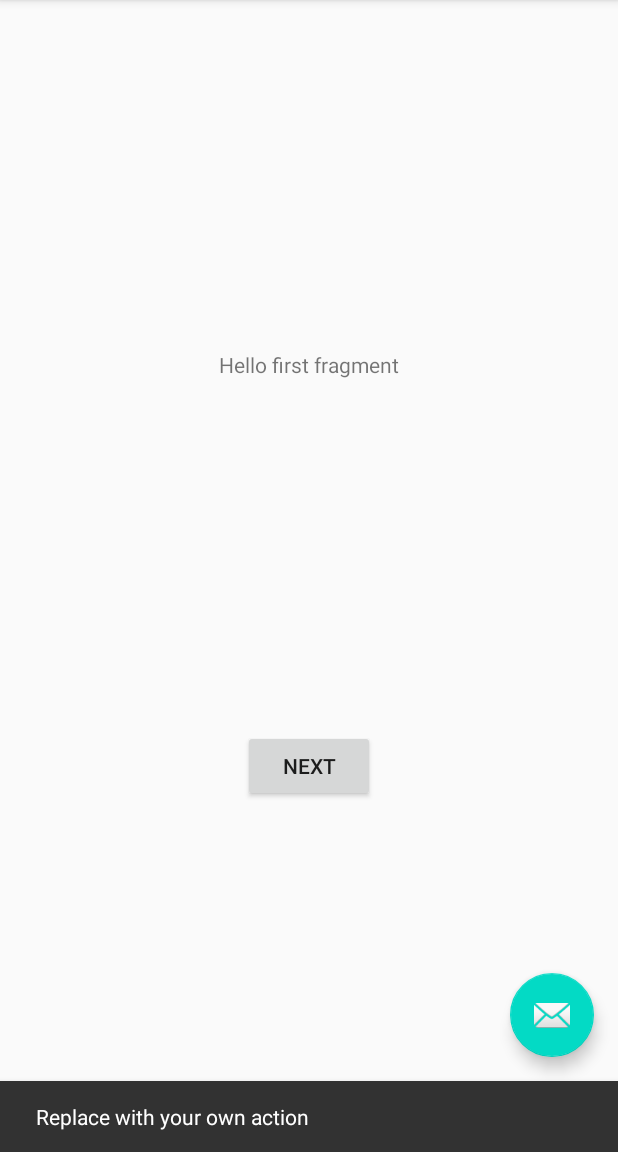
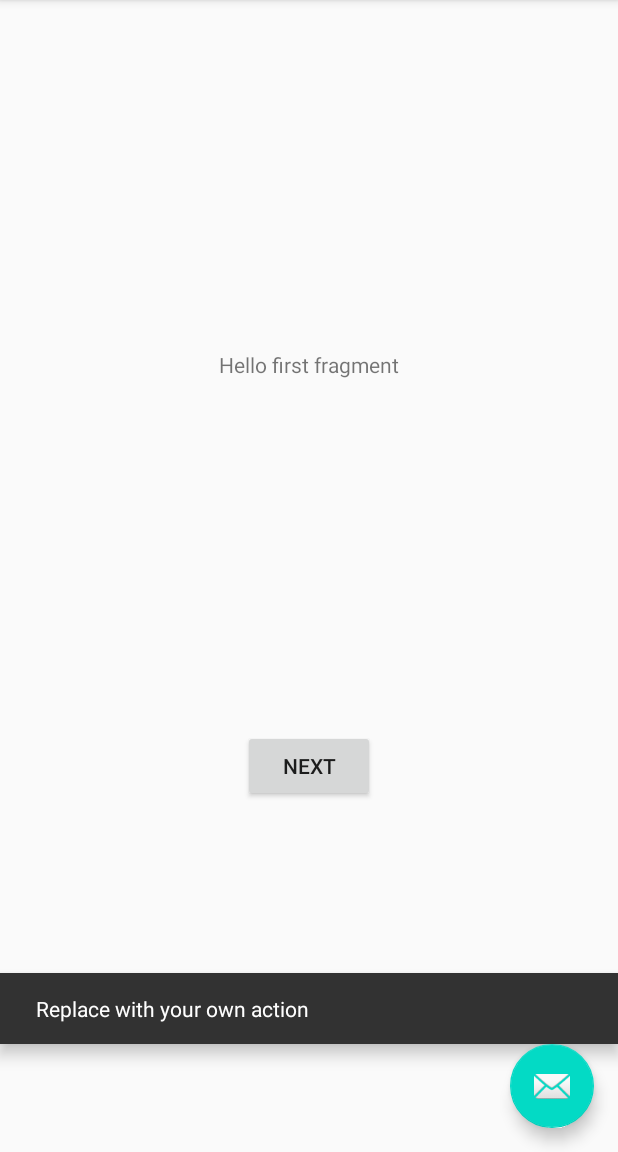
Before and after one commit to rmakiyama/android-theme-study, an Android app: the screen it shows after launch (MainActivity), after a tap on an icon or button, on a phone screen of 412 x 824 dp, the part 84-1236 px from its top. Run offline under Robolectric (Android 15) with nearby library versions, the phone set to English and light mode, and no system bars; our stand-ins replace data binding.

Commit message:
set up project

```diff
--- a/app/src/main/java/com/rmakiyama/androidthemestudy/MainActivity.kt
+++ b/app/src/main/java/com/rmakiyama/androidthemestudy/MainActivity.kt
@@ -1,36 +1,36 @@
 package com.rmakiyama.androidthemestudy
 
 import android.os.Bundle
-import com.google.android.material.snackbar.Snackbar
-import androidx.appcompat.app.AppCompatActivity
 import android.view.Menu
 import android.view.MenuItem
-
-import kotlinx.android.synthetic.main.activity_main.*
+import androidx.appcompat.app.AppCompatActivity
+import androidx.databinding.DataBindingUtil
+import com.google.android.material.snackbar.Snackbar
+import com.rmakiyama.androidthemestudy.databinding.ActivityMainBinding
 
 class MainActivity : AppCompatActivity() {
 
+    private val binding: ActivityMainBinding by lazy {
+        DataBindingUtil.setContentView<ActivityMainBinding>(this, R.layout.activity_main)
+    }
+
     override fun onCreate(savedInstanceState: Bundle?) {
         super.onCreate(savedInstanceState)
-        setContentView(R.layout.activity_main)
-        setSupportActionBar(toolbar)
+        setSupportActionBar(binding.toolbar)
 
-        fab.setOnClickListener { view ->
+        binding.fab.setOnClickListener { view ->
             Snackbar.make(view, "Replace with your own action", Snackbar.LENGTH_LONG)
+                    .setAnchorView(view)
                     .setAction("Action", null).show()
         }
     }
 
     override fun onCreateOptionsMenu(menu: Menu): Boolean {
-        // Inflate the menu; this adds items to the action bar if it is present.
         menuInflater.inflate(R.menu.menu_main, menu)
         return true
     }
 
     override fun onOptionsItemSelected(item: MenuItem): Boolean {
-        // Handle action bar item clicks here. The action bar will
-        // automatically handle clicks on the Home/Up button, so long
-        // as you specify a parent activity in AndroidManifest.xml.
         return when (item.itemId) {
             R.id.action_settings -> true
             else -> super.onOptionsItemSelected(item)
--- a/app/src/main/res/layout/activity_main.xml
+++ b/app/src/main/res/layout/activity_main.xml
@@ -1,11 +1,12 @@
 <?xml version="1.0" encoding="utf-8"?>
-<androidx.coordinatorlayout.widget.CoordinatorLayout
-    xmlns:android="http://schemas.android.com/apk/res/android"
+<layout xmlns:android="http://schemas.android.com/apk/res/android"
     xmlns:app="http://schemas.android.com/apk/res-auto"
     xmlns:tools="http://schemas.android.com/tools"
+    tools:context=".MainActivity">
+
+    <androidx.coordinatorlayout.widget.CoordinatorLayout
         android:layout_width="match_parent"
-    android:layout_height="match_parent"
-    tools:context=".MainActivity">
+        android:layout_height="match_parent">
 
         <com.google.android.material.appbar.AppBarLayout
             android:layout_width="match_parent"
@@ -17,11 +18,27 @@
                 android:layout_width="match_parent"
                 android:layout_height="?attr/actionBarSize"
                 android:background="?attr/colorPrimary"
-            app:popupTheme="@style/AppTheme.PopupOverlay"/>
+                app:popupTheme="@style/AppTheme.PopupOverlay" />
 
         </com.google.android.material.appbar.AppBarLayout>
 
-    <include layout="@layout/content_main"/>
+        <androidx.constraintlayout.widget.ConstraintLayout
+            android:layout_width="match_parent"
+            android:layout_height="match_parent"
+            app:layout_behavior="@string/appbar_scrolling_view_behavior">
+
+            <fragment
+                android:id="@+id/nav_host_fragment"
+                android:name="androidx.navigation.fragment.NavHostFragment"
+                android:layout_width="0dp"
+                android:layout_height="0dp"
+                app:defaultNavHost="true"
+                app:layout_constraintBottom_toBottomOf="parent"
+                app:layout_constraintLeft_toLeftOf="parent"
+                app:layout_constraintRight_toRightOf="parent"
+                app:layout_constraintTop_toTopOf="parent"
+                app:navGraph="@navigation/nav_graph" />
+        </androidx.constraintlayout.widget.ConstraintLayout>
 
         <com.google.android.material.floatingactionbutton.FloatingActionButton
             android:id="@+id/fab"
@@ -29,6 +46,7 @@
             android:layout_height="wrap_content"
             android:layout_gravity="bottom|end"
             android:layout_margin="@dimen/fab_margin"
-        app:srcCompat="@android:drawable/ic_dialog_email"/>
+            app:srcCompat="@android:drawable/ic_dialog_email" />
 
     </androidx.coordinatorlayout.widget.CoordinatorLayout>
+</layout>
--- a/app/src/main/res/layout/content_main.xml
+++ /dev/null
@@ -1,20 +0,0 @@
-<?xml version="1.0" encoding="utf-8"?>
-<androidx.constraintlayout.widget.ConstraintLayout
-    xmlns:android="http://schemas.android.com/apk/res/android"
-    xmlns:app="http://schemas.android.com/apk/res-auto"
-    android:layout_width="match_parent"
-    android:layout_height="match_parent"
-    app:layout_behavior="@string/appbar_scrolling_view_behavior">
-
-    <fragment
-        android:id="@+id/nav_host_fragment"
-        android:name="androidx.navigation.fragment.NavHostFragment"
-        android:layout_width="0dp"
-        android:layout_height="0dp"
-        app:defaultNavHost="true"
-        app:layout_constraintBottom_toBottomOf="parent"
-        app:layout_constraintLeft_toLeftOf="parent"
-        app:layout_constraintRight_toRightOf="parent"
-        app:layout_constraintTop_toTopOf="parent"
-        app:navGraph="@navigation/nav_graph"/>
-</androidx.constraintlayout.widget.ConstraintLayout>
--- a/build.gradle
+++ b/build.gradle
@@ -1,5 +1,3 @@
-// Top-level build file where you can add configuration options common to all sub-projects/modules.
-
 buildscript {
     ext.kotlin_version = '1.3.60-eap-25'
     repositories {
@@ -11,9 +9,6 @@ buildscript {
         classpath 'com.android.tools.build:gradle:4.0.0-alpha04'
         classpath "org.jetbrains.kotlin:kotlin-gradle-plugin:$kotlin_version"
         classpath 'androidx.navigation:navigation-safe-args-gradle-plugin:2.1.0'
-
-        // NOTE: Do not place your application dependencies here; they belong
-        // in the individual module build.gradle files
     }
 }
 
```
Also changed, not shown: app/build.gradle (+22 -15 lines). Lines whose indentation alone changed are shown as unchanged.
